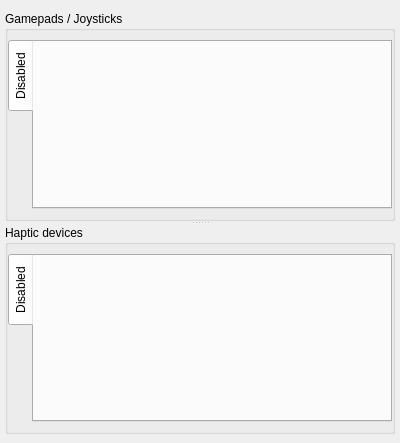
The window that modules/automation/projects/HilecGui/src/telecontrol/TelecontrolWidget.ui (OFFIS-Automation/Framework) describes before a commit, drawn with Qt 5.
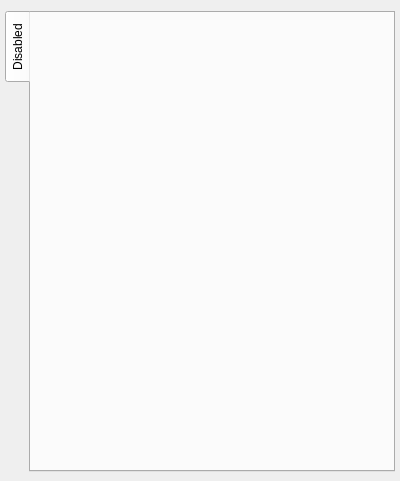
The same window after the commit.

Commit message: Stuff regarding telecontrol

The edit to the form file:
```diff
--- a/modules/automation/projects/HilecGui/src/telecontrol/TelecontrolWidget.ui
+++ b/modules/automation/projects/HilecGui/src/telecontrol/TelecontrolWidget.ui
@@ -7,13 +7,13 @@
     <x>0</x>
     <y>0</y>
     <width>400</width>
-    <height>443</height>
+    <height>481</height>
    </rect>
   </property>
   <property name="minimumSize">
    <size>
     <width>292</width>
-    <height>400</height>
+    <height>481</height>
    </size>
   </property>
   <property name="windowTitle">
@@ -31,23 +31,7 @@
      <number>5</number>
     </property>
     <item>
-     <widget class="QSplitter" name="splitter">
-      <property name="orientation">
-       <enum>Qt::Vertical</enum>
-      </property>
-      <widget class="QGroupBox" name="groupBox">
-       <property name="title">
-        <string>Gamepads / Joysticks</string>
-       </property>
-       <layout class="QVBoxLayout" name="verticalLayout">
-        <property name="leftMargin">
-         <number>0</number>
-        </property>
-        <property name="rightMargin">
-         <number>0</number>
-        </property>
-        <item>
-         <widget class="QTabWidget" name="gamepadTabWidget">
+     <widget class="QTabWidget" name="tabWidget">
           <property name="sizePolicy">
            <sizepolicy hsizetype="Expanding" vsizetype="MinimumExpanding">
             <horstretch>0</horstretch>
@@ -70,53 +54,6 @@
            <attribute name="title">
             <string>Disabled</string>
            </attribute>
-          </widget>
-         </widget>
-        </item>
-       </layout>
-      </widget>
-      <widget class="QGroupBox" name="hapticGroupBox">
-       <property name="title">
-        <string>Haptic devices</string>
-       </property>
-       <layout class="QVBoxLayout" name="hapticLayout">
-        <property name="leftMargin">
-         <number>0</number>
-        </property>
-        <property name="rightMargin">
-         <number>0</number>
-        </property>
-        <item>
-         <widget class="QTabWidget" name="hapticTabWidget">
-          <property name="sizePolicy">
-           <sizepolicy hsizetype="Expanding" vsizetype="Preferred">
-            <horstretch>0</horstretch>
-            <verstretch>0</verstretch>
-           </sizepolicy>
-          </property>
-          <property name="minimumSize">
-           <size>
-            <width>280</width>
-            <height>0</height>
-           </size>
-          </property>
-          <property name="tabPosition">
-           <enum>QTabWidget::West</enum>
-          </property>
-          <property name="tabShape">
-           <enum>QTabWidget::Rounded</enum>
-          </property>
-          <property name="currentIndex">
-           <number>0</number>
-          </property>
-          <widget class="QWidget" name="tab_3">
-           <attribute name="title">
-            <string>Disabled</string>
-           </attribute>
-          </widget>
-         </widget>
-        </item>
-       </layout>
       </widget>
      </widget>
     </item>
```
Lines whose indentation alone changed are shown as unchanged. The commit also changes 27 other files.
